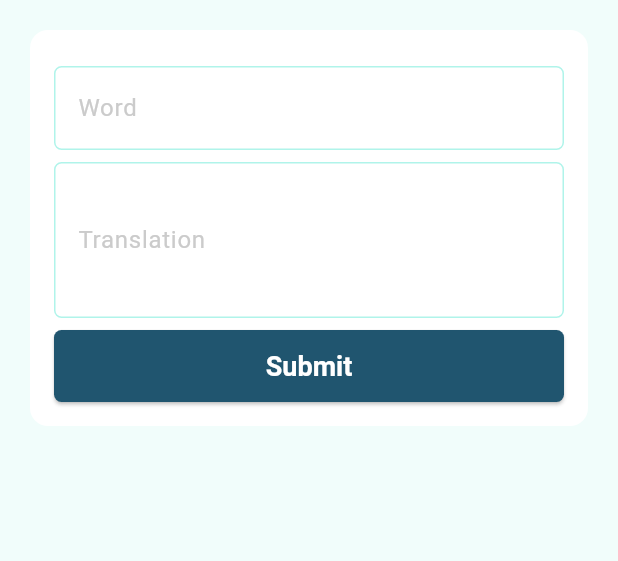
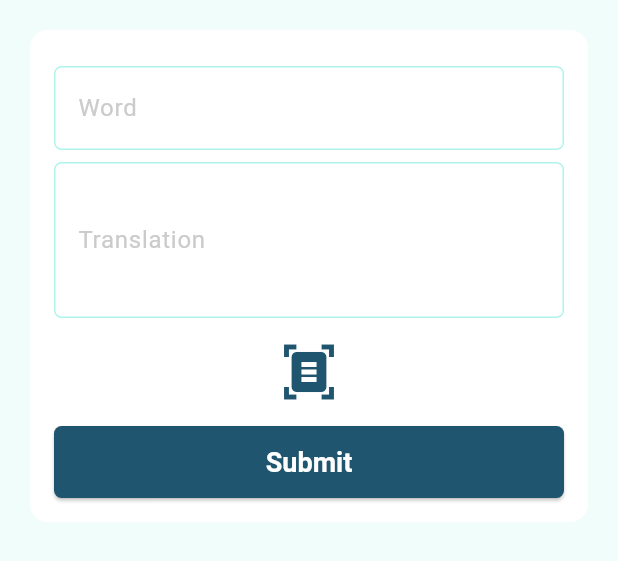
Before and after one commit to noskova/vokki, a Flutter app: the FlashCardTextInput widget shown alone on an empty page, opened directly, on a phone screen of 412 x 824 dp. Shown: the top 561 px of the screen. Run offline on Flutter 3.47's test engine with Material 3 defaults, Android fonts, the phone set to English and light mode, and no system bars; our stand-ins replace cloud_firestore, envied, equatable, firebase_auth, firebase_core, flutter_riverpod and 3 more; missing offline and left inert: algolia; accounts and stored records are empty; generated files the repository leaves out were written again.

Commit message:
changed location of flash_card_new file

```diff
--- a/lib/src/features/flashcards/presentation/flash_card_new_screen.dart
+++ b/lib/src/features/flashcards/presentation/flash_card_new/flash_card_new_screen.dart
@@ -143,6 +143,11 @@ class _FlashCardTextInputState extends ConsumerState<FlashCardTextInput> {
                 ],
               ),
               gapH8,
+              IconButton(
+                icon: const Icon(Icons.document_scanner, size: Sizes.p40),
+                onPressed: () => {},
+              ),
+              gapH8,
               PrimaryButton(
                 text: 'Submit'.hardcoded,
                 isLoading: state.isLoading,
```
